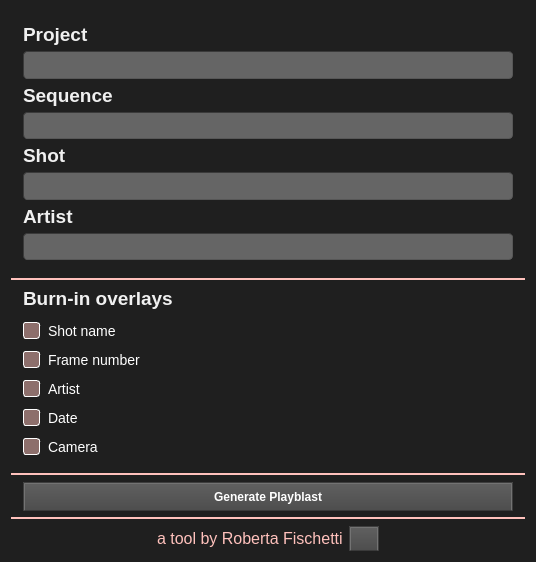
First picture: the form in 5_app/playblast_manager/ui/playblast_manager_ui.ui, repository robertafischetti/PythonAdvancedAssignments, before the edit.
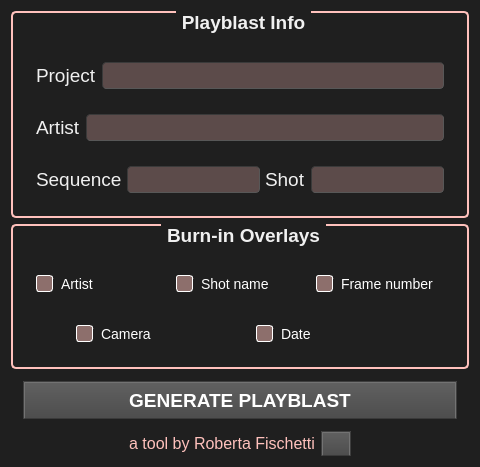
Second picture: the form after the edit. Icons and pictures are not drawn.

Patch:
```diff
--- a/5_app/playblast_manager/ui/playblast_manager_ui.ui
+++ b/5_app/playblast_manager/ui/playblast_manager_ui.ui
@@ -6,10 +6,16 @@
    <rect>
     <x>0</x>
     <y>0</y>
-    <width>536</width>
-    <height>562</height>
+    <width>480</width>
+    <height>427</height>
    </rect>
   </property>
+  <property name="sizePolicy">
+   <sizepolicy hsizetype="Preferred" vsizetype="Preferred">
+    <horstretch>0</horstretch>
+    <verstretch>0</verstretch>
+   </sizepolicy>
+  </property>
   <property name="maximumSize">
    <size>
     <width>600</width>
@@ -229,7 +235,32 @@
   </property>
   <layout class="QVBoxLayout" name="lay_playblastManager">
    <item>
-    <layout class="QVBoxLayout" name="lay_naming">
+    <widget class="QGroupBox" name="gb_playblastInfo">
+     <property name="font">
+      <font>
+       <family>Tahoma</family>
+       <pointsize>14</pointsize>
+       <weight>75</weight>
+       <bold>true</bold>
+      </font>
+     </property>
+     <property name="styleSheet">
+      <string notr="true">QGroupBox {
+    border: 2px solid rgb(255, 193, 188);
+    border-radius: 5px;
+	margin-top: 1ex; /* leave space at the top for the title */
+}
+
+QGroupBox::title {
+    subcontrol-origin: margin;
+    subcontrol-position: top center; /* position at the top center */
+    padding: 0 3px;
+}</string>
+     </property>
+     <property name="title">
+      <string>Playblast Info</string>
+     </property>
+     <layout class="QVBoxLayout" name="lay_info">
      <property name="spacing">
       <number>5</number>
      </property>
@@ -246,13 +277,27 @@
       <number>12</number>
      </property>
      <item>
+       <layout class="QHBoxLayout" name="horizontalLayout_3">
+        <property name="leftMargin">
+         <number>10</number>
+        </property>
+        <property name="topMargin">
+         <number>10</number>
+        </property>
+        <property name="rightMargin">
+         <number>10</number>
+        </property>
+        <property name="bottomMargin">
+         <number>10</number>
+        </property>
+        <item>
       <widget class="QLabel" name="lb_project">
        <property name="font">
         <font>
          <family>Tahoma</family>
          <pointsize>14</pointsize>
-         <weight>75</weight>
-         <bold>true</bold>
+            <weight>50</weight>
+            <bold>false</bold>
         </font>
        </property>
        <property name="text">
@@ -274,16 +319,85 @@
          <pointsize>14</pointsize>
         </font>
        </property>
-      </widget>
-     </item>
+          <property name="styleSheet">
+           <string notr="true">background-color: rgba(255, 193, 188, 70);</string>
+          </property>
+         </widget>
+        </item>
+       </layout>
+      </item>
+      <item>
+       <layout class="QHBoxLayout" name="horizontalLayout_4">
+        <property name="leftMargin">
+         <number>10</number>
+        </property>
+        <property name="topMargin">
+         <number>10</number>
+        </property>
+        <property name="rightMargin">
+         <number>10</number>
+        </property>
+        <property name="bottomMargin">
+         <number>10</number>
+        </property>
+        <item>
+         <widget class="QLabel" name="lb_artist">
+          <property name="font">
+           <font>
+            <family>Tahoma</family>
+            <pointsize>14</pointsize>
+            <weight>50</weight>
+            <bold>false</bold>
+           </font>
+          </property>
+          <property name="text">
+           <string>Artist</string>
+          </property>
+         </widget>
+        </item>
+        <item>
+         <widget class="QLineEdit" name="le_artist">
+          <property name="sizePolicy">
+           <sizepolicy hsizetype="Expanding" vsizetype="Expanding">
+            <horstretch>0</horstretch>
+            <verstretch>0</verstretch>
+           </sizepolicy>
+          </property>
+          <property name="font">
+           <font>
+            <family>Tahoma</family>
+            <pointsize>14</pointsize>
+           </font>
+          </property>
+          <property name="styleSheet">
+           <string notr="true">background-color: rgba(255, 193, 188, 70);</string>
+          </property>
+         </widget>
+        </item>
+       </layout>
+      </item>
+      <item>
+       <layout class="QHBoxLayout" name="horizontalLayout_2">
+        <property name="leftMargin">
+         <number>10</number>
+        </property>
+        <property name="topMargin">
+         <number>10</number>
+        </property>
+        <property name="rightMargin">
+         <number>10</number>
+        </property>
+        <property name="bottomMargin">
+         <number>10</number>
+        </property>
      <item>
       <widget class="QLabel" name="lb_sequence">
        <property name="font">
         <font>
          <family>Tahoma</family>
          <pointsize>14</pointsize>
-         <weight>75</weight>
-         <bold>true</bold>
+            <weight>50</weight>
+            <bold>false</bold>
         </font>
        </property>
        <property name="text">
@@ -305,6 +419,9 @@
          <pointsize>14</pointsize>
         </font>
        </property>
+          <property name="styleSheet">
+           <string notr="true">background-color: rgba(255, 193, 188, 70);</string>
+          </property>
       </widget>
      </item>
      <item>
@@ -313,8 +430,8 @@
         <font>
          <family>Tahoma</family>
          <pointsize>14</pointsize>
-         <weight>75</weight>
-         <bold>true</bold>
+            <weight>50</weight>
+            <bold>false</bold>
         </font>
        </property>
        <property name="styleSheet">
@@ -339,10 +456,18 @@
          <pointsize>14</pointsize>
         </font>
        </property>
+          <property name="styleSheet">
+           <string notr="true">background-color: rgba(255, 193, 188, 70);</string>
+          </property>
+         </widget>
+        </item>
+       </layout>
+      </item>
+     </layout>
       </widget>
      </item>
      <item>
-      <widget class="QLabel" name="lb_artist">
+    <widget class="QGroupBox" name="qb_burnIns">
        <property name="font">
         <font>
          <family>Tahoma</family>
@@ -351,46 +476,22 @@
          <bold>true</bold>
         </font>
        </property>
-       <property name="text">
-        <string>Artist</string>
-       </property>
-      </widget>
-     </item>
-     <item>
-      <widget class="QLineEdit" name="le_artist">
-       <property name="sizePolicy">
-        <sizepolicy hsizetype="Expanding" vsizetype="Expanding">
-         <horstretch>0</horstretch>
-         <verstretch>0</verstretch>
-        </sizepolicy>
-       </property>
-       <property name="font">
-        <font>
-         <family>Tahoma</family>
-         <pointsize>14</pointsize>
-        </font>
-       </property>
-      </widget>
-     </item>
-    </layout>
-   </item>
-   <item>
-    <widget class="Line" name="first_separator">
      <property name="styleSheet">
-      <string notr="true">color: rgb(255, 193, 188);</string>
+      <string notr="true">QGroupBox {
+    border: 2px solid rgb(255, 193, 188);
+    border-radius: 5px;
+	margin-top: 1ex; /* leave space at the top for the title */
+}
+
+QGroupBox::title {
+    subcontrol-origin: margin;
+    subcontrol-position: top center; /* position at the top center */
+    padding: 0 3px;
+}</string>
      </property>
-     <property name="frameShadow">
-      <enum>QFrame::Plain</enum>
+     <property name="title">
+      <string>Burn-in Overlays</string>
      </property>
-     <property name="lineWidth">
-      <number>2</number>
-     </property>
-     <property name="orientation">
-      <enum>Qt::Horizontal</enum>
-     </property>
-    </widget>
-   </item>
-   <item>
     <layout class="QVBoxLayout" name="lay_burnins">
      <property name="spacing">
       <number>12</number>
@@ -399,7 +500,7 @@
       <number>12</number>
      </property>
      <property name="topMargin">
-      <number>0</number>
+       <number>12</number>
      </property>
      <property name="rightMargin">
       <number>12</number>
@@ -408,26 +509,28 @@
       <number>12</number>
      </property>
      <item>
-      <widget class="QLabel" name="burnin_fields">
+       <layout class="QHBoxLayout" name="horizontalLayout_5">
+        <property name="leftMargin">
+         <number>10</number>
+        </property>
+        <property name="topMargin">
+         <number>10</number>
+        </property>
+        <property name="rightMargin">
+         <number>10</number>
+        </property>
+        <property name="bottomMargin">
+         <number>10</number>
+        </property>
+        <item>
+         <widget class="QCheckBox" name="cb_artist">
        <property name="font">
         <font>
-         <family>Tahoma</family>
-         <pointsize>14</pointsize>
-         <weight>75</weight>
-         <bold>true</bold>
+            <pointsize>-1</pointsize>
         </font>
        </property>
        <property name="text">
-        <string>Burn-in overlays</string>
-       </property>
-       <property name="alignment">
-        <set>Qt::AlignLeading|Qt::AlignLeft|Qt::AlignVCenter</set>
-       </property>
-       <property name="margin">
-        <number>1</number>
-       </property>
-       <property name="indent">
-        <number>-1</number>
+           <string>Artist</string>
        </property>
       </widget>
      </item>
@@ -458,29 +561,37 @@
        </property>
       </widget>
      </item>
-     <item>
-      <widget class="QCheckBox" name="cb_artist">
-       <property name="font">
-        <font>
-         <pointsize>-1</pointsize>
-        </font>
-       </property>
-       <property name="text">
-        <string>Artist</string>
-       </property>
-      </widget>
+       </layout>
      </item>
      <item>
-      <widget class="QCheckBox" name="cb_date">
-       <property name="font">
-        <font>
-         <pointsize>-1</pointsize>
-        </font>
-       </property>
-       <property name="text">
-        <string>Date</string>
-       </property>
-      </widget>
+       <layout class="QHBoxLayout" name="horizontalLayout_6">
+        <property name="leftMargin">
+         <number>10</number>
+        </property>
+        <property name="topMargin">
+         <number>10</number>
+        </property>
+        <property name="rightMargin">
+         <number>10</number>
+        </property>
+        <property name="bottomMargin">
+         <number>10</number>
+        </property>
+        <item>
+         <spacer name="horizontalSpacer_2">
+          <property name="orientation">
+           <enum>Qt::Horizontal</enum>
+          </property>
+          <property name="sizeType">
+           <enum>QSizePolicy::Preferred</enum>
+          </property>
+          <property name="sizeHint" stdset="0">
+           <size>
+            <width>40</width>
+            <height>20</height>
+           </size>
+          </property>
+         </spacer>
      </item>
      <item>
       <widget class="QCheckBox" name="cb_camera">
@@ -494,69 +605,124 @@
        </property>
       </widget>
      </item>
-    </layout>
+        <item>
+         <widget class="QCheckBox" name="cb_date">
+          <property name="font">
+           <font>
+            <pointsize>-1</pointsize>
+           </font>
+          </property>
+          <property name="text">
+           <string>Date</string>
+          </property>
+         </widget>
    </item>
    <item>
-    <widget class="Line" name="second_separator">
-     <property name="styleSheet">
-      <string notr="true">color: rgb(255, 193, 188);</string>
-     </property>
-     <property name="frameShadow">
-      <enum>QFrame::Plain</enum>
-     </property>
-     <property name="lineWidth">
-      <number>2</number>
-     </property>
+         <spacer name="horizontalSpacer">
      <property name="orientation">
       <enum>Qt::Horizontal</enum>
      </property>
+          <property name="sizeType">
+           <enum>QSizePolicy::Preferred</enum>
+          </property>
+          <property name="sizeHint" stdset="0">
+           <size>
+            <width>20</width>
+            <height>20</height>
+           </size>
+          </property>
+         </spacer>
+        </item>
+       </layout>
+      </item>
+     </layout>
     </widget>
    </item>
    <item>
-    <layout class="QVBoxLayout" name="lay_generate">
+    <layout class="QHBoxLayout" name="hl_generatePlayblast">
      <property name="leftMargin">
       <number>12</number>
      </property>
+     <property name="topMargin">
+      <number>6</number>
+     </property>
      <property name="rightMargin">
       <number>12</number>
      </property>
      <property name="bottomMargin">
-      <number>0</number>
+      <number>6</number>
      </property>
      <item>
       <widget class="QPushButton" name="btn_generatePlayblast">
+       <property name="sizePolicy">
+        <sizepolicy hsizetype="Preferred" vsizetype="Preferred">
+         <horstretch>0</horstretch>
+         <verstretch>0</verstretch>
+        </sizepolicy>
+       </property>
+       <property name="maximumSize">
+        <size>
+         <width>500</width>
+         <height>100</height>
+        </size>
+       </property>
        <property name="font">
         <font>
          <family>Tahoma</family>
+         <pointsize>14</pointsize>
          <weight>75</weight>
          <bold>true</bold>
         </font>
        </property>
+       <property name="layoutDirection">
+        <enum>Qt::LeftToRight</enum>
+       </property>
+       <property name="autoFillBackground">
+        <bool>false</bool>
+       </property>
        <property name="text">
-        <string>Generate Playblast</string>
+        <string>GENERATE PLAYBLAST</string>
+       </property>
+       <property name="iconSize">
+        <size>
+         <width>26</width>
+         <height>16</height>
+        </size>
        </property>
       </widget>
      </item>
     </layout>
    </item>
    <item>
-    <widget class="Line" name="third_separator">
+    <widget class="QFrame" name="qw_footer">
+     <property name="sizePolicy">
+      <sizepolicy hsizetype="Preferred" vsizetype="Preferred">
+       <horstretch>0</horstretch>
+       <verstretch>0</verstretch>
+      </sizepolicy>
+     </property>
+     <property name="minimumSize">
+      <size>
+       <width>0</width>
+       <height>0</height>
+      </size>
+     </property>
      <property name="styleSheet">
-      <string notr="true">color: rgb(255, 193, 188);</string>
+      <string notr="true"/>
      </property>
-     <property name="frameShadow">
-      <enum>QFrame::Plain</enum>
-     </property>
-     <property name="lineWidth">
-      <number>2</number>
-     </property>
-     <property name="orientation">
-      <enum>Qt::Horizontal</enum>
-     </property>
-    </widget>
-   </item>
-   <item>
     <layout class="QHBoxLayout" name="lay_footer">
+      <property name="leftMargin">
+       <number>0</number>
+      </property>
+      <property name="topMargin">
+       <number>0</number>
+      </property>
+      <property name="rightMargin">
+       <number>0</number>
+      </property>
+      <property name="bottomMargin">
+       <number>0</number>
+      </property>
      <item>
       <spacer name="horizontalSpaceleft">
        <property name="orientation">
@@ -572,18 +738,42 @@
      </item>
      <item>
       <widget class="QLabel" name="lb_developer">
+        <property name="sizePolicy">
+         <sizepolicy hsizetype="Preferred" vsizetype="Preferred">
+          <horstretch>0</horstretch>
+          <verstretch>0</verstretch>
+         </sizepolicy>
+        </property>
+        <property name="minimumSize">
+         <size>
+          <width>0</width>
+          <height>0</height>
+         </size>
+        </property>
        <property name="font">
         <font>
          <family>Tahoma</family>
          <pointsize>12</pointsize>
         </font>
        </property>
+        <property name="layoutDirection">
+         <enum>Qt::LeftToRight</enum>
+        </property>
        <property name="styleSheet">
         <string notr="true">color: rgb(255, 193, 188);</string>
        </property>
+        <property name="frameShape">
+         <enum>QFrame::NoFrame</enum>
+        </property>
+        <property name="lineWidth">
+         <number>1</number>
+        </property>
        <property name="text">
         <string>a tool by Roberta Fischetti</string>
        </property>
+        <property name="alignment">
+         <set>Qt::AlignCenter</set>
+        </property>
        <property name="wordWrap">
         <bool>false</bool>
        </property>
@@ -620,6 +810,7 @@
       </spacer>
      </item>
     </layout>
+    </widget>
    </item>
   </layout>
  </widget>
```
Left out of the diff: 7 changed lines with no effect on the pictures. Lines whose indentation alone changed are shown as unchanged.
